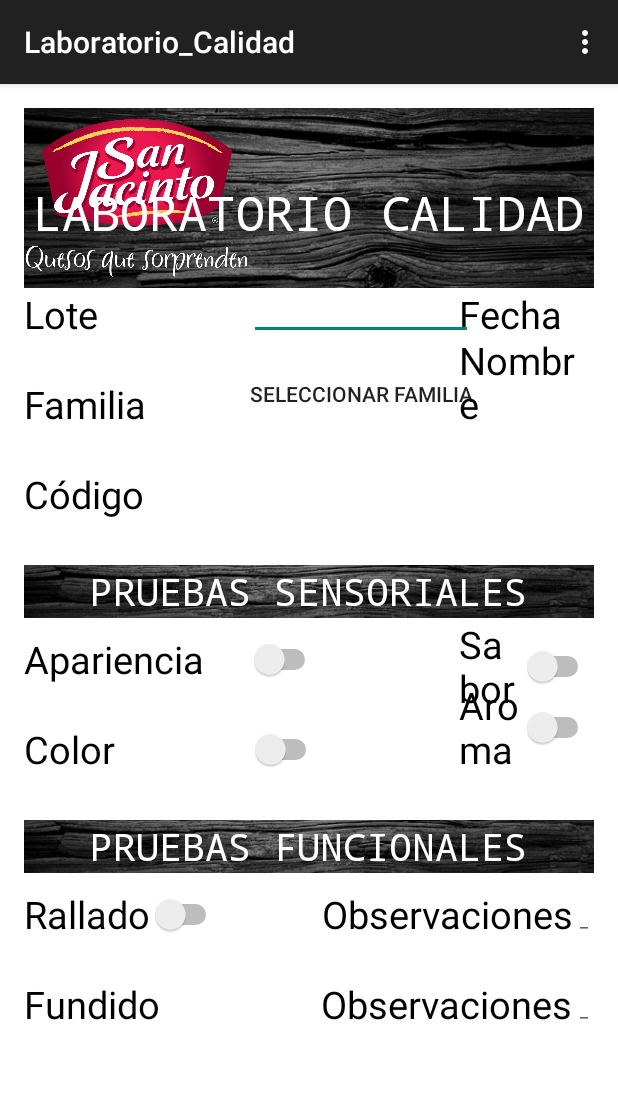
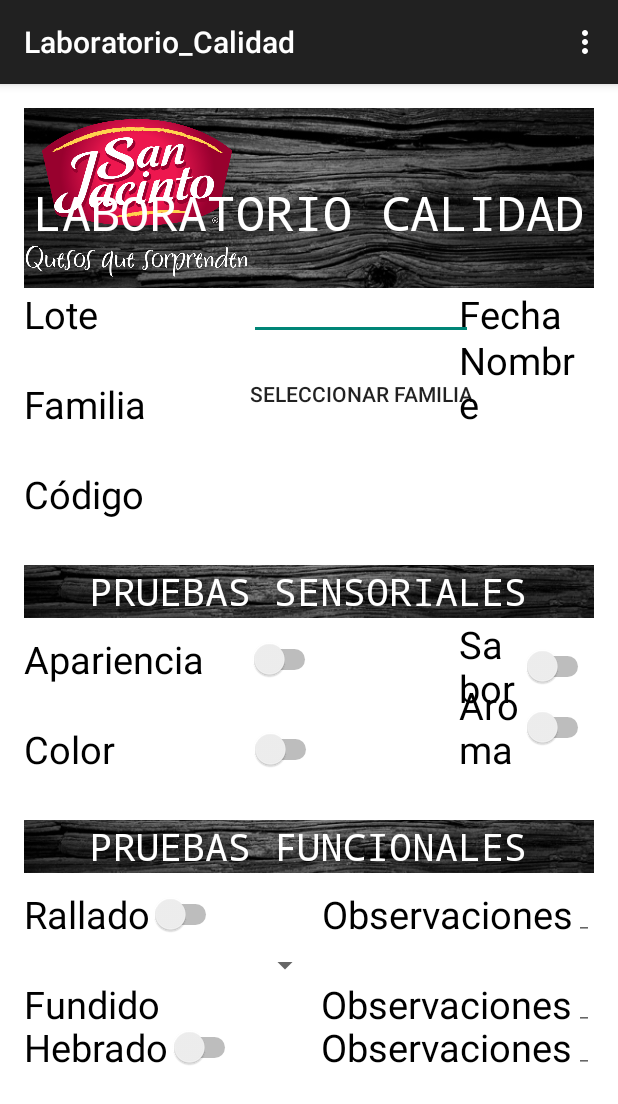
Before and after one commit to vicesp/SJAndroid, an Android app: the Laboratorio_Calidad screen opened directly, with no data from a screen before it, on a phone screen of 412 x 824 dp. Shown: the top 1104 px of the screen. Run offline under Robolectric (Android 15) with nearby library versions, the phone set to English and light mode, and no system bars; network calls fail.

Commit message:
xml laboratorio

```diff
--- a/GSJEtapa1/app/src/main/java/com/example/sistemas/gsjetapa1/Login.java
+++ b/GSJEtapa1/app/src/main/java/com/example/sistemas/gsjetapa1/Login.java
@@ -114,6 +114,13 @@
                     Variables.setNombre_usuario(Usuario.getText().toString());
                     finish();startActivity(new Intent(Login.this, Administrador.class));
                 }
+                else if (tipoUsuario==14)
+                {
+
+                    Variables.setNombre_usuario(Usuario.getText().toString());
+                    finish();startActivity(new Intent(Login.this, Laboratorio_Calidad.class));
+
+                }
 
 
 
--- a/GSJEtapa1/app/src/main/res/layout/laboratorio_calidad.xml
+++ b/GSJEtapa1/app/src/main/res/layout/laboratorio_calidad.xml
@@ -341,5 +341,48 @@
         android:layout_alignRight="@+id/imageViewFuncional"
         android:layout_alignEnd="@+id/imageViewFuncional" />
 
+    <Spinner
+        android:layout_width="wrap_content"
+        android:layout_height="wrap_content"
+        android:id="@+id/spinner"
+        android:layout_alignTop="@+id/editText8"
+        android:layout_toRightOf="@+id/switchFundido"
+        android:layout_toLeftOf="@+id/textView127"
+        android:layout_toStartOf="@+id/textView127" />
+
+    <Switch
+        android:layout_width="wrap_content"
+        android:layout_height="wrap_content"
+        android:text="Hebrado"
+        android:id="@+id/switchHebrado"
+        android:checked="false"
+        android:textSize="25dp"
+        android:layout_marginTop="25dp"
+        android:layout_below="@+id/spinner"
+        android:layout_alignParentLeft="true"
+        android:layout_alignParentStart="true" />
+
+    <TextView
+        android:layout_width="wrap_content"
+        android:layout_height="wrap_content"
+        android:text="Observaciones"
+        android:id="@+id/textView209"
+        android:textSize="25dp"
+        android:textColor="@android:color/black"
+        android:layout_alignTop="@+id/switchHebrado"
+        android:layout_toRightOf="@+id/spinner"
+        android:layout_toEndOf="@+id/spinner" />
+
+    <EditText
+        android:layout_width="wrap_content"
+        android:layout_height="wrap_content"
+        android:id="@+id/editText9"
+        android:textSize="25dp"
+        android:layout_alignBottom="@+id/textView209"
+        android:layout_alignLeft="@+id/editText8"
+        android:layout_alignStart="@+id/editText8"
+        android:layout_alignRight="@+id/editText8"
+        android:layout_alignEnd="@+id/editText8" />
+
 
 </RelativeLayout>
--- a/GSJEtapa1/app/src/main/res/layout/login.xml
+++ b/GSJEtapa1/app/src/main/res/layout/login.xml
@@ -53,7 +53,7 @@
         android:layout_toRightOf="@+id/textView25"
         android:layout_alignRight="@+id/imageView6"
         android:layout_alignEnd="@+id/imageView6"
-        android:text="Administrador" />
+        android:text="Laboratorio" />
 
     <EditText
         android:layout_width="wrap_content"
@@ -66,7 +66,7 @@
         android:layout_alignBottom="@+id/textView28"
         android:layout_alignRight="@+id/imageView6"
         android:layout_alignEnd="@+id/imageView6"
-        android:text="admin" />
+        android:text="lc" />
 
     <Button
         android:layout_width="200dp"
```
